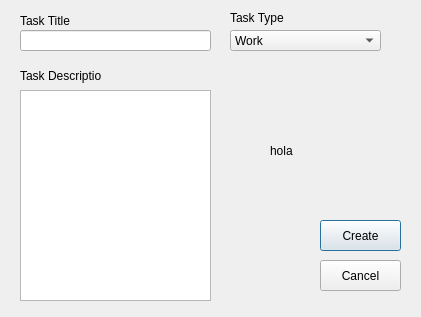
Before: the Qt Designer form TheDadTaskManager/newtask.ui in JJC199/TaskManager, drawn with Qt 5.
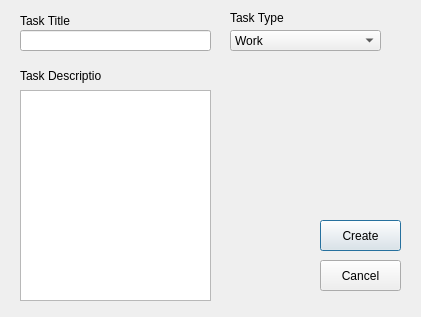
After: the same form once the commit is applied.

Diff of the .ui file:
```diff
--- a/TheDadTaskManager/newtask.ui
+++ b/TheDadTaskManager/newtask.ui
@@ -128,19 +128,6 @@
     </rect>
    </property>
   </widget>
-  <widget class="QLabel" name="label_4">
-   <property name="geometry">
-    <rect>
-     <x>270</x>
-     <y>130</y>
-     <width>111</width>
-     <height>41</height>
-    </rect>
-   </property>
-   <property name="text">
-    <string>hola</string>
-   </property>
-  </widget>
  </widget>
  <resources/>
  <connections/>
```
